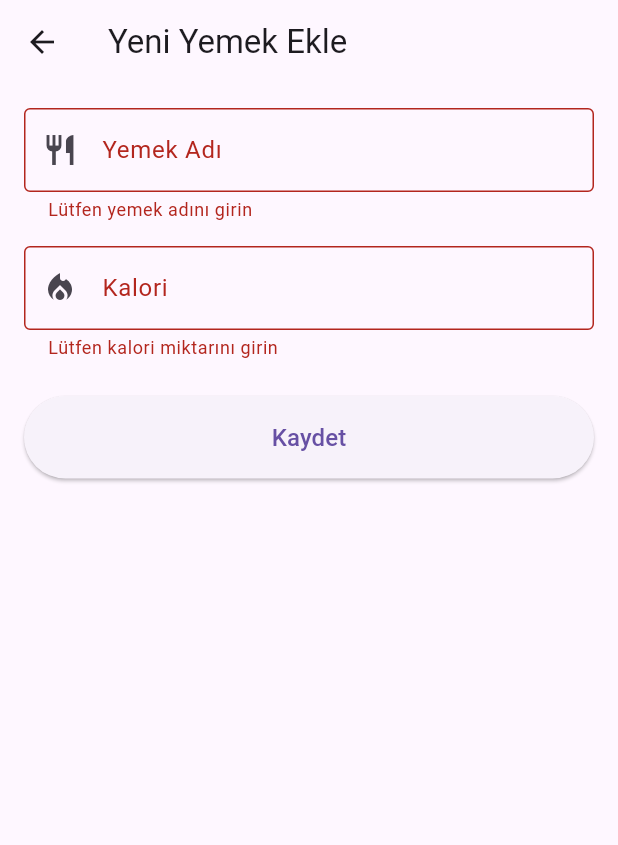
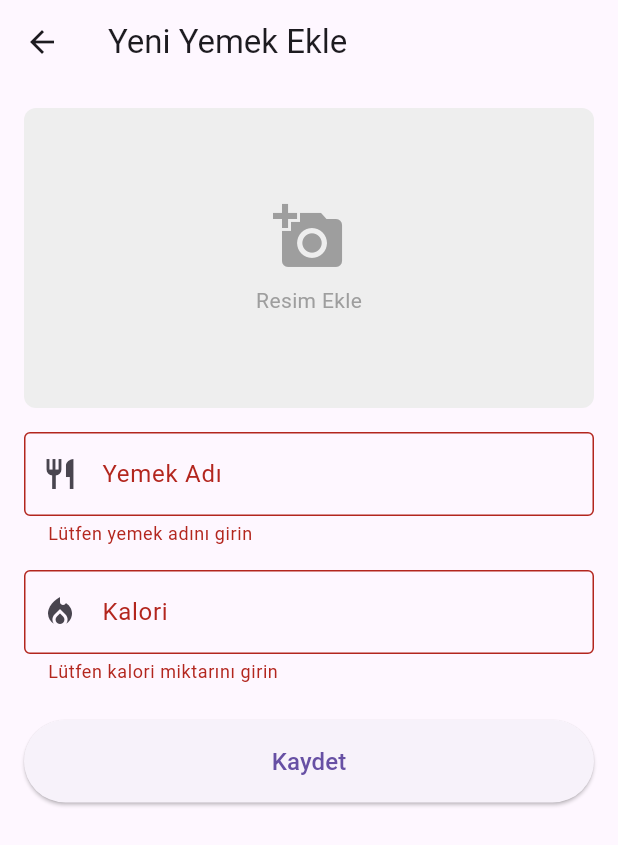
Before and after one commit to ersinbulut/Sporapp, a Flutter app: the AddMealScreen screen opened directly, after a tap on "Kaydet", on a phone screen of 412 x 824 dp. Shown: the top 845 px of the screen. Run offline on Flutter 3.47's test engine with Material 3 defaults, Android fonts, the phone set to English and light mode, and no system bars; our stand-ins replace image_picker, sqflite, sqflite_common_ffi; accounts and stored records are empty.

```diff
--- a/lib/models/meal.dart
+++ b/lib/models/meal.dart
@@ -3,12 +3,14 @@ class Meal {
   final String name;
   final int calories;
   final DateTime date;
+  final String? imagePath;
 
   Meal({
     required this.id,
     required this.name,
     required this.calories,
     required this.date,
+    this.imagePath,
   });
 
   // JSON'dan model oluşturmak için factory constructor
@@ -18,6 +20,7 @@ class Meal {
       name: json['name'] as String,
       calories: json['calories'] as int,
       date: DateTime.parse(json['date'] as String),
+      imagePath: json['imagePath'] as String?,
     );
   }
 
@@ -28,6 +31,7 @@ class Meal {
       'name': name,
       'calories': calories,
       'date': date.toIso8601String(),
+      'imagePath': imagePath,
     };
   }
 }
--- a/lib/screens/add_meal_screen.dart
+++ b/lib/screens/add_meal_screen.dart
@@ -1,10 +1,13 @@
 import 'package:flutter/material.dart';
+import 'package:image_picker/image_picker.dart';
+import 'dart:io';
 import '../helpers/database_helper.dart';
 import '../models/meal.dart';
 
 class AddMealScreen extends StatefulWidget {
   final Meal? meal;
-  const AddMealScreen({super.key, this.meal});
+
+  const AddMealScreen({Key? key, this.meal}) : super(key: key);
 
   @override
   State<AddMealScreen> createState() => _AddMealScreenState();
@@ -15,6 +18,7 @@ class _AddMealScreenState extends State<AddMealScreen> {
   final _nameController = TextEditingController();
   final _caloriesController = TextEditingController();
   final _dbHelper = DatabaseHelper();
+  String? _imagePath;
 
   @override
   void initState() {
@@ -22,6 +26,7 @@ class _AddMealScreenState extends State<AddMealScreen> {
     if (widget.meal != null) {
       _nameController.text = widget.meal!.name;
       _caloriesController.text = widget.meal!.calories.toString();
+      _imagePath = widget.meal!.imagePath;
     }
   }
 
@@ -32,8 +37,35 @@ class _AddMealScreenState extends State<AddMealScreen> {
     super.dispose();
   }
 
+  Future<void> _pickImage() async {
+    try {
+      final ImagePicker picker = ImagePicker();
+      final XFile? image = await picker.pickImage(
+        source: ImageSource.gallery,
+        maxWidth: 800,
+        maxHeight: 800,
+        imageQuality: 85,
+      );
+
+      if (image != null) {
+        setState(() {
+          _imagePath = image.path;
+        });
+        print('Seçilen resim yolu: $_imagePath');
+      }
+    } catch (e) {
+      print('Resim seçme hatası: $e');
+      if (mounted) {
+        ScaffoldMessenger.of(context).showSnackBar(
+          SnackBar(content: Text('Resim seçilirken hata oluştu: $e')),
+        );
+      }
+    }
+  }
+
   Future<void> _saveMeal() async {
     if (_formKey.currentState!.validate()) {
+      try {
         if (widget.meal != null) {
           // Güncelleme
           final updatedMeal = Meal(
@@ -41,21 +73,15 @@ class _AddMealScreenState extends State<AddMealScreen> {
             name: _nameController.text,
             calories: int.parse(_caloriesController.text),
             date: widget.meal!.date,
+            imagePath: _imagePath,
           );
-        try {
+          print('Güncellenecek yemek resmi: ${updatedMeal.imagePath}');
           await _dbHelper.updateMeal(updatedMeal);
           if (mounted) {
             ScaffoldMessenger.of(context).showSnackBar(
               const SnackBar(content: Text('Yemek başarıyla güncellendi')),
             );
             Navigator.pop(context, true);
-          }
-        } catch (e) {
-          if (mounted) {
-            ScaffoldMessenger.of(context).showSnackBar(
-              SnackBar(content: Text('Hata oluştu: $e')),
-            );
-          }
           }
         } else {
           // Ekleme
@@ -64,8 +90,9 @@ class _AddMealScreenState extends State<AddMealScreen> {
             name: _nameController.text,
             calories: int.parse(_caloriesController.text),
             date: DateTime.now(),
+            imagePath: _imagePath,
           );
-        try {
+          print('Eklenecek yemek resmi: ${meal.imagePath}');
           await _dbHelper.insertMeal(meal);
           if (mounted) {
             ScaffoldMessenger.of(context).showSnackBar(
@@ -73,12 +100,13 @@ class _AddMealScreenState extends State<AddMealScreen> {
             );
             Navigator.pop(context, true);
           }
+        }
       } catch (e) {
+        print('Yemek kaydetme hatası: $e');
         if (mounted) {
           ScaffoldMessenger.of(context).showSnackBar(
             SnackBar(content: Text('Hata oluştu: $e')),
           );
-          }
         }
       }
     }
@@ -97,6 +125,35 @@ class _AddMealScreenState extends State<AddMealScreen> {
           child: Column(
             crossAxisAlignment: CrossAxisAlignment.stretch,
             children: [
+              GestureDetector(
+                onTap: _pickImage,
+                child: Container(
+                  height: 200,
+                  decoration: BoxDecoration(
+                    color: Colors.grey[200],
+                    borderRadius: BorderRadius.circular(8),
+                    image: _imagePath != null
+                        ? DecorationImage(
+                            image: FileImage(File(_imagePath!)),
+                            fit: BoxFit.cover,
+                          )
+                        : null,
+                  ),
+                  child: _imagePath == null
+                      ? const Center(
+                          child: Column(
+                            mainAxisAlignment: MainAxisAlignment.center,
+                            children: [
+                              Icon(Icons.add_a_photo, size: 48, color: Colors.grey),
+                              SizedBox(height: 8),
+                              Text('Resim Ekle', style: TextStyle(color: Colors.grey)),
+                            ],
+                          ),
+                        )
+                      : null,
+                ),
+              ),
+              const SizedBox(height: 16),
               TextFormField(
                 controller: _nameController,
                 decoration: const InputDecoration(
@@ -138,7 +195,7 @@ class _AddMealScreenState extends State<AddMealScreen> {
                 ),
                 child: Text(
                   widget.meal != null ? 'Güncelle' : 'Kaydet',
-                  style: TextStyle(fontSize: 16),
+                  style: const TextStyle(fontSize: 16),
                 ),
               ),
             ],
--- a/pubspec.yaml
+++ b/pubspec.yaml
@@ -35,10 +35,10 @@ dependencies:
   # Use with the CupertinoIcons class for iOS style icons.
   cupertino_icons: ^1.0.2
   sqflite: ^2.3.0
-  sqflite_common_ffi: ^2.3.2+1
+  sqflite_common_ffi: ^2.3.2
   path: ^1.8.3
   uuid: ^4.2.1
-  image_picker: ^1.0.4
+  image_picker: ^1.0.7
 
 dev_dependencies:
   flutter_test:
```
Also changed, not shown: lib/helpers/database_helper.dart (+8 -2 lines), lib/screens/home_screen.dart (+58 -10 lines). Lines whose indentation alone changed are shown as unchanged.
